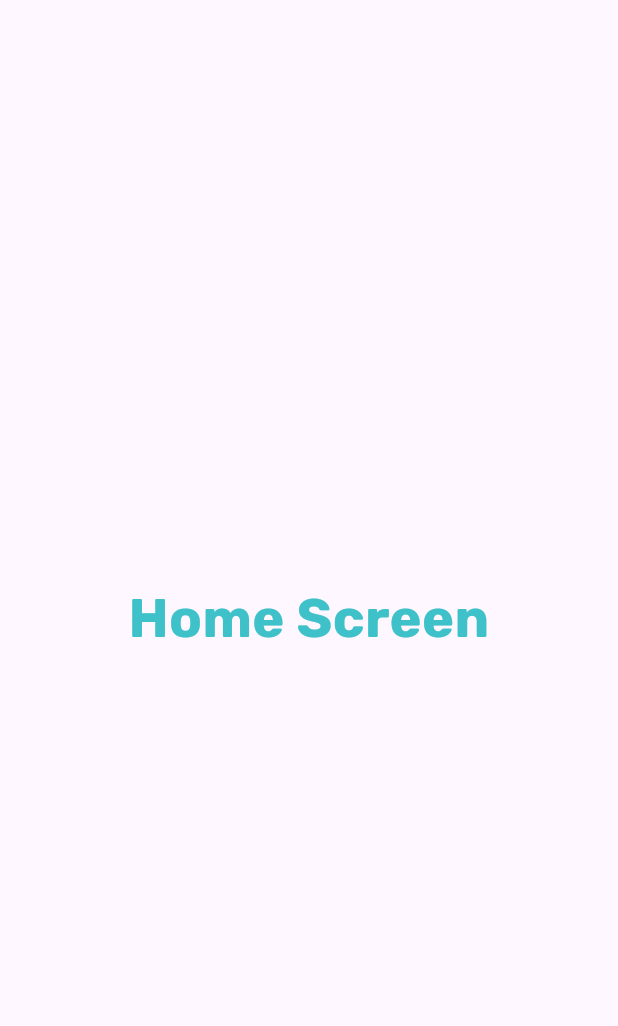
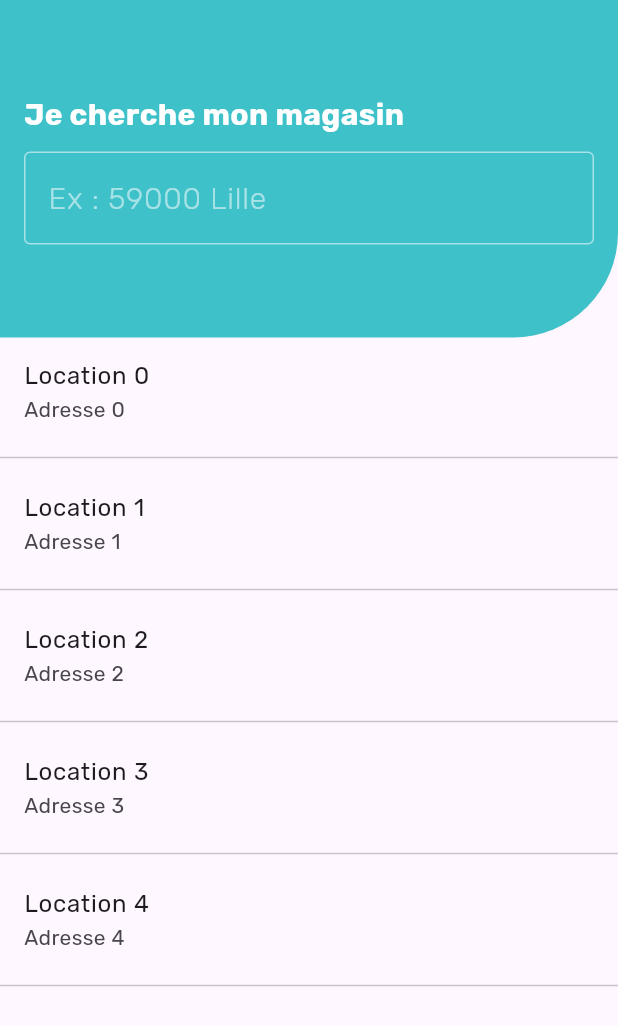
Before and after one commit to ThomasFabrePro/yper_test, a Flutter app: the screen it shows after launch, on a phone screen of 412 x 824 dp. Shown: the top 1026 px of the screen. Run offline on Flutter 3.47's test engine with Material 3 defaults, Android fonts, the phone set to English and light mode, and no system bars; our stand-ins replace go_router, permission_handler.

Commit message:
setup front search shops screen

```diff
--- a/lib/app.dart
+++ b/lib/app.dart
@@ -5,7 +5,8 @@ import 'package:yper_test/screens/splash_screen.dart';
 
 GoRouter router() {
   return GoRouter(
-    initialLocation: '/${SplashScreen.routeName}',
+    initialLocation: '/${HomeScreen.routeName}',
+    // initialLocation: '/${SplashScreen.routeName}',
     routes: [
       GoRoute(
         path: '/${SplashScreen.routeName}',
--- /dev/null
+++ b/lib/components/location_list_tile.dart
@@ -0,0 +1,22 @@
+import 'package:flutter/material.dart';
+
+class LocationListTile extends StatelessWidget {
+  const LocationListTile({super.key});
+
+  @override
+  Widget build(BuildContext context) {
+    return ListView.builder(
+        itemCount: 5,
+        itemBuilder: (context, index) {
+          return Column(
+            children: [
+              ListTile(
+                title: Text("Location $index"),
+                subtitle: Text("Adresse $index"),
+              ),
+              const Divider()
+            ],
+          );
+        });
+  }
+}
--- /dev/null
+++ b/lib/components/search_shop_box.dart
@@ -0,0 +1,61 @@
+import 'package:flutter/material.dart';
+import 'package:yper_test/constants.dart';
+import 'package:yper_test/theme/app_theme.dart';
+
+class SearchShopBox extends StatelessWidget {
+  const SearchShopBox({super.key});
+
+  @override
+  Widget build(BuildContext context) {
+    return Container(
+      height: 225,
+      padding: const EdgeInsets.all(defaultPadding),
+      decoration: const BoxDecoration(
+        color: AppTheme.mainColor,
+        borderRadius: BorderRadius.only(
+          bottomRight: Radius.circular(70),
+        ),
+      ),
+      child: Column(
+        mainAxisAlignment: MainAxisAlignment.center,
+        crossAxisAlignment: CrossAxisAlignment.start,
+        children: [
+          const Text(
+            "Je cherche mon magasin",
+            style: TextStyle(
+                color: Colors.white, fontSize: 20, fontWeight: FontWeight.bold),
+          ),
+          const SizedBox(height: 10),
+          Form(
+            child: TextFormField(
+              onChanged: (value) {},
+              textInputAction: TextInputAction.search,
+              style: const TextStyle(
+                  color: Colors.white,
+                  fontSize: 20,
+                  fontWeight: FontWeight.w200),
+              decoration: InputDecoration(
+                hintText: "Ex : 59000 Lille",
+                hintStyle: const TextStyle(
+                  color: Colors.white54,
+                  fontSize: 20,
+                ),
+                fillColor: Colors.transparent,
+                border: OutlineInputBorder(
+                  borderRadius: BorderRadius.circular(10),
+                  borderSide: const BorderSide(width: 1, color: Colors.white),
+                ),
+                focusedBorder: const OutlineInputBorder(
+                  borderSide: BorderSide(width: 1, color: Colors.white),
+                ),
+                enabledBorder: const OutlineInputBorder(
+                  borderSide: BorderSide(width: 1, color: Colors.white54),
+                ),
+              ),
+            ),
+          ),
+        ],
+      ),
+    );
+  }
+}
--- /dev/null
+++ b/lib/constants.dart
@@ -0,0 +1,2 @@
+const String autoCompleteApiKey = "AIzaSyCKVflxCOmFhx4YUAEtGiwAAz_L4UrIs3A";
+const double defaultPadding = 16.0;
--- a/lib/screens/home_screen.dart
+++ b/lib/screens/home_screen.dart
@@ -1,24 +1,24 @@
 import 'package:flutter/material.dart';
-import 'package:yper_test/theme/app_theme.dart';
+import 'package:yper_test/components/location_list_tile.dart';
+import 'package:yper_test/components/search_shop_box.dart';
 
-class HomeScreen extends StatelessWidget {
+class HomeScreen extends StatefulWidget {
   static const String routeName = "HomeScreen";
   const HomeScreen({super.key});
 
   @override
+  State<HomeScreen> createState() => _HomeScreenState();
+}
+
+class _HomeScreenState extends State<HomeScreen> {
+  @override
   Widget build(BuildContext context) {
     return const Scaffold(
-      body: Center(
-        child: Text(
-          'Home Screen',
-          textAlign: TextAlign.center,
-          style: TextStyle(
-            fontSize: 36,
-            fontWeight: FontWeight.bold,
-            color: AppTheme.mainColor,
-          ),
-        ),
-      ),
-    );
+        body: Column(
+      children: [
+        SearchShopBox(),
+        Expanded(child: LocationListTile()),
+      ],
+    ));
   }
 }
--- a/pubspec.yaml
+++ b/pubspec.yaml
@@ -10,6 +10,7 @@ dependencies:
   flutter:
     sdk: flutter
   go_router: ^13.1.0
+  http: ^1.1.0
   permission_handler: ^11.0.1
   provider: ^6.1.1
 
```
Also changed, not shown: pubspec.lock.
